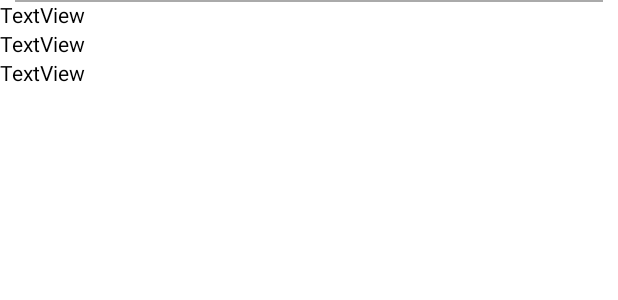
After one commit to 2021-innovation-hackathon/stocker, an Android app: the layout dailynote.xml on its own in the app's theme, with its tools: preview values and no code run, on a phone screen of 412 x 824 dp. The commit adds this screen. Shown: the top 300 px of the screen. Run offline under Robolectric (Android 15) with nearby library versions, the phone set to English and light mode, and no system bars; Roboto replaces fonts that are not available here.

Commit message:
마무리 작업

```diff
--- a/Frame/app/src/main/java/com/Hackathon/ui/gallery/GalleryFragment.java
+++ b/Frame/app/src/main/java/com/Hackathon/ui/gallery/GalleryFragment.java
@@ -12,6 +12,7 @@ import android.view.View;
 import android.view.ViewGroup;
 import android.widget.Button;
 import android.widget.EditText;
+import android.widget.Spinner;
 import android.widget.TextView;
 
 import androidx.annotation.NonNull;
--- a/Frame/app/src/main/res/layout/activity_home_add_memo.xml
+++ b/Frame/app/src/main/res/layout/activity_home_add_memo.xml
@@ -50,6 +50,11 @@
 
     </LinearLayout>
 
+    <ListView
+        android:id="@+id/listView"
+        android:layout_width="match_parent"
+        android:layout_height="match_parent" />
+
     <TextView
         android:id="@+id/wanted"
         android:layout_width="match_parent"
--- /dev/null
+++ b/Frame/app/src/main/res/layout/dailynote.xml
@@ -0,0 +1,44 @@
+<?xml version="1.0" encoding="utf-8"?>
+<androidx.constraintlayout.widget.ConstraintLayout xmlns:android="http://schemas.android.com/apk/res/android"
+    android:layout_width="match_parent"
+    android:layout_height="match_parent">
+
+    <LinearLayout
+        android:id="@+id/linearLayout3"
+        android:layout_width="match_parent"
+        android:layout_height="wrap_content"
+        android:orientation="horizontal">
+
+        <LinearLayout
+            android:layout_width="match_parent"
+            android:layout_height="match_parent"
+            android:orientation="vertical">
+
+            <TextView
+                android:id="@+id/stockName"
+                android:layout_width="match_parent"
+                android:layout_height="wrap_content"
+                android:text="TextView" />
+
+            <TextView
+                android:id="@+id/stockprice"
+                android:layout_width="match_parent"
+                android:layout_height="wrap_content"
+                android:text="TextView" />
+
+            <TextView
+                android:id="@+id/stockquantity"
+                android:layout_width="match_parent"
+                android:layout_height="wrap_content"
+                android:text="TextView" />
+        </LinearLayout>
+    </LinearLayout>
+
+    <!--구분선-->
+    <View
+        android:layout_width="match_parent"
+        android:layout_height="1dp"
+        android:layout_marginHorizontal="10dp"
+        android:background="#aaa"/>
+
+</androidx.constraintlayout.widget.ConstraintLayout>
```
Also changed, not shown: Frame/app/src/main/java/com/Hackathon/DiaryDataAdapter.java (added, +54 -0 lines), Frame/app/src/main/java/com/Hackathon/ui/home/Home_addMemo.java (+9 -55 lines).
